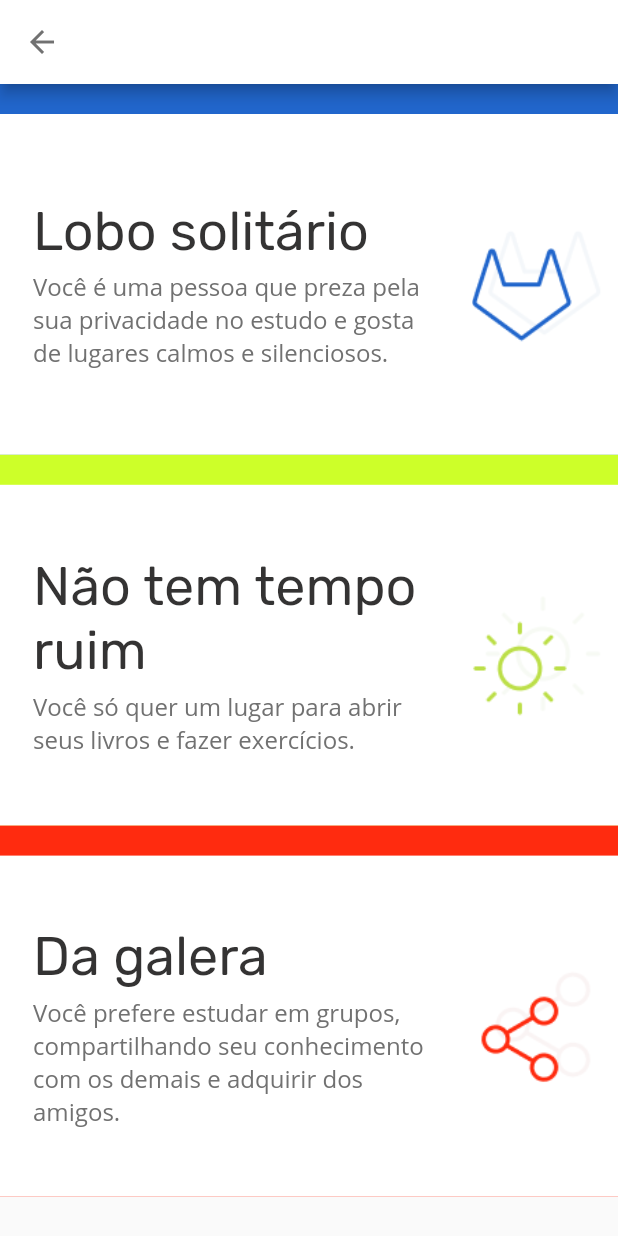
After one commit to zepaulogomes/projsoftware, a Flutter app: the ChangeProfile screen opened directly, on a phone screen of 412 x 824 dp. The commit adds this screen. Run offline on Flutter 3.47's test engine with Material 2 defaults, Android fonts, the phone set to English and light mode, and no system bars.

Commit message:
Adicionados todos os icones com sombra; Criada classe UI do Card de Perfil; Criada tela para mudar de perfil; Nomes, títulos e descrições dos perfis passadas para o arquivo de strings; Alterado Dialog de resultado para direcionar para tela de troca de perfil.

```diff
--- /dev/null
+++ b/lib/components/UI/profile_card.dart
@@ -0,0 +1,98 @@
+import 'package:flutter/material.dart';
+import 'package:projsoftware/values/colors.dart';
+import 'package:projsoftware/values/strings.dart';
+
+class ProfileCard extends StatelessWidget {
+  String _title, _description, _imgPath;
+  Color _headerColor;
+
+  ProfileCard.loboSolitario()
+      : this._title = StringValues.LONELY_WOLF,
+        this._description = StringValues.LONELY_WOLF_DESCRIPTION,
+        this._imgPath = 'assets/images/icon_lobo.png',
+        this._headerColor = ColorValues.lonelyWolf;
+  ProfileCard.semTempoRuim()
+      : this._title = StringValues.JACK_OF_ALL_TRADES,
+        this._description = StringValues.JACK_OF_ALL_TRADES_DESCRIPTION,
+        this._imgPath = 'assets/images/icon_tempo.png',
+        this._headerColor = ColorValues.jackOfAllTrades;
+  ProfileCard.daGalera()
+      : this._title = StringValues.OUTGOING,
+        this._description = StringValues.OUTGOING_DESCRIPTION,
+        this._imgPath = 'assets/images/icon_galera.png',
+        this._headerColor = ColorValues.outgoing;
+
+  @override
+  Widget build(BuildContext context) {
+    return Container(
+      child: _buildCard(context),
+    );
+  }
+
+  Widget _buildCard(BuildContext context) {
+    return Container(
+      height: MediaQuery.of(context).size.height * 0.3,
+      padding: EdgeInsets.only(
+        top: 20,
+      ),
+      decoration: BoxDecoration(
+        color: this._headerColor,
+      ),
+      child: Container(
+        padding: EdgeInsets.only(
+          right: 10,
+          left: 10,
+        ),
+        decoration: BoxDecoration(
+          color: Colors.white,
+          shape: BoxShape.rectangle,
+        ),
+        child: Row(
+          children: <Widget>[
+            SizedBox(
+              width: 12,
+            ),
+            Flexible(
+              flex: 3,
+              child: Column(
+                mainAxisSize: MainAxisSize.min,
+                crossAxisAlignment: CrossAxisAlignment.start,
+                children: <Widget>[
+                  SizedBox(
+                    height: 16,
+                  ),
+                  Text(
+                    this._title,
+                    style: TextStyle(
+                      color: ColorValues.demiBlac,
+                      fontFamily: 'Rubik',
+                      fontSize: 36,
+                    ),
+                  ),
+                  SizedBox(
+                    height: 5,
+                  ),
+                  Text(
+                    this._description,
+                    style: TextStyle(color: ColorValues.grey, fontSize: 16),
+                    textAlign: TextAlign.left,
+                  ),
+                  SizedBox(
+                    height: 16,
+                  ),
+                ],
+              ),
+            ),
+            SizedBox(
+              width: 30,
+            ),
+            Flexible(
+              flex: 1,
+              child: Image.asset(this._imgPath),
+            )
+          ],
+        ),
+      ),
+    );
+  }
+}
--- a/lib/components/UI/profile_dialog.dart
+++ b/lib/components/UI/profile_dialog.dart
@@ -1,27 +1,26 @@
 import 'package:flutter/material.dart';
+import 'package:projsoftware/screens/change_profile_screen.dart';
 import 'package:projsoftware/values/colors.dart';
+import 'package:projsoftware/values/strings.dart';
 
 class CustomDialog extends StatelessWidget {
   String _title, _description, _imgPath;
   Color _headerColor;
 
   CustomDialog.loboSolitario()
-      : this._title = "Seu perfil é \"Lobo Solitário\"",
-        this._description =
-            "Você é uma pessoa que preza pela sua privacidade no estudo e gosta de lugares calmos e silenciosos.",
+      : this._title = StringValues.LONELY_WOLF_TITLE,
+        this._description = StringValues.LONELY_WOLF_DESCRIPTION,
         this._imgPath = 'assets/images/icon_lobo.png',
         this._headerColor = ColorValues.lonelyWolf;
   CustomDialog.semTempoRuim()
-      : this._title = "Seu perfil é \"Sem Tempo Ruim\"",
-        this._description =
-            "Você só quer um lugar para abrir seus livros, espalhar suas anotações e fazer algunss exercícios.",
+      : this._title = StringValues.JACK_OF_ALL_TRADES_TITILE,
+        this._description = StringValues.JACK_OF_ALL_TRADES_DESCRIPTION,
         this._imgPath = 'assets/images/icon_tempo.png',
         this._headerColor = ColorValues.jackOfAllTrades;
   CustomDialog.daGalera()
-      : this._title = "Seu perfil é \"Da Galera\"",
-        this._description =
-            "Você prefere estudar em grupos, compartilhando seu conhecimento com os demais e adquirir dos amigos.",
-        this._imgPath = 'assets/images/icon_tempo.png',
+      : this._title = StringValues.OUTGOING_TITLE,
+        this._description = StringValues.OUTGOING_DESCRIPTION,
+        this._imgPath = 'assets/images/icon_galera.png',
         this._headerColor = ColorValues.outgoing;
 
   @override
@@ -104,7 +103,11 @@ class CustomDialog extends StatelessWidget {
                     style: TextStyle(color: ColorValues.black, fontSize: 15),
                   ),
                   onPressed: () {
-                    Navigator.of(context).pop();
+                    Navigator.push(
+                      context,
+                      MaterialPageRoute(builder: (context) => ChangeProfile()),
+                    );
+                    // Navigator.of(context).pop();
                   },
                 ),
                 FlatButton(
--- /dev/null
+++ b/lib/screens/change_profile_screen.dart
@@ -0,0 +1,22 @@
+import 'package:flutter/material.dart';
+import 'package:projsoftware/components/UI/profile_card.dart';
+
+class ChangeProfile extends StatelessWidget {
+  @override
+  Widget build(BuildContext context) {
+    return _buildChangeProfileScreen();
+  }
+
+  Widget _buildChangeProfileScreen() {
+    return Scaffold(
+      appBar: AppBar(),
+      body: ListView(
+        children: <Widget>[
+          ProfileCard.loboSolitario(),
+          ProfileCard.semTempoRuim(),
+          ProfileCard.daGalera(),
+        ],
+      ),
+    );
+  }
+}
--- a/lib/values/strings.dart
+++ b/lib/values/strings.dart
@@ -29,4 +29,19 @@ class StringValues {
     'Concordo totalmente',
   ];
   static final ERROR_MESSAGE = 'Preencha todos os campos';
+
+  // PROFILES
+  static final LONELY_WOLF = "Lobo solitário";
+  static final LONELY_WOLF_TITLE = "Seu perfil é \"Lobo solitário\"";
+  static final LONELY_WOLF_DESCRIPTION =
+      "Você é uma pessoa que preza pela sua privacidade no estudo e gosta de lugares calmos e silenciosos.";
+  static final JACK_OF_ALL_TRADES = "Não tem tempo ruim";
+  static final JACK_OF_ALL_TRADES_TITILE =
+      "Seu perfil é \"Não tem tempo ruim\"";
+  static final JACK_OF_ALL_TRADES_DESCRIPTION =
+      "Você só quer um lugar para abrir seus livros e fazer exercícios.";
+  static final OUTGOING = "Da galera";
+  static final OUTGOING_TITLE = "Seu perfil é \"Da galera\"";
+  static final OUTGOING_DESCRIPTION =
+      "Você prefere estudar em grupos, compartilhando seu conhecimento com os demais e adquirir dos amigos.";
 }
```
Also changed, not shown: assets/images/icon_galera.png (added), assets/images/icon_lobo.png, assets/images/icon_tempo.png (added).
